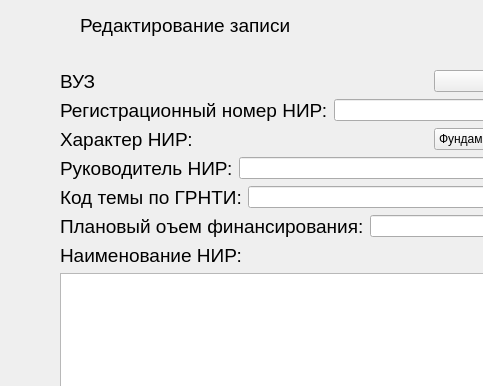
This is UI/uis/change_record_nir.ui in yurchest/SUBD as Qt 5 draws it before an edit; both pictures show x 0 to 483 and y 0 to 386 of the 893 by 660 pixel window. The edited form follows.
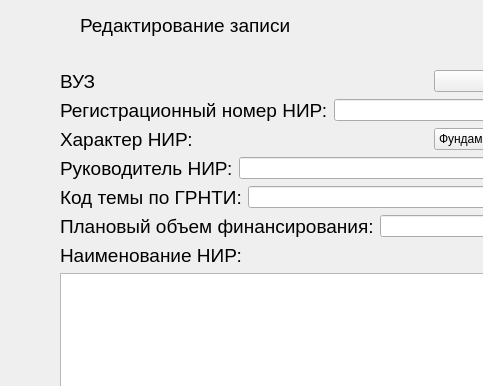
This is the edited form.

```diff
--- a/UI/uis/change_record_nir.ui
+++ b/UI/uis/change_record_nir.ui
@@ -223,7 +223,7 @@
          </font>
         </property>
         <property name="text">
-         <string>Плановый оъем финансирования:</string>
+         <string>Плановый объем финансирования:</string>
         </property>
        </widget>
       </item>
```
